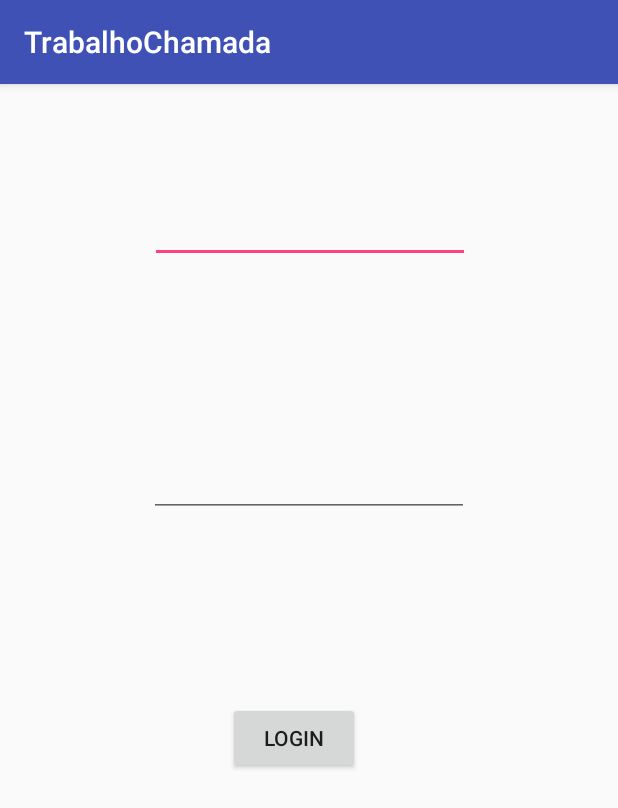
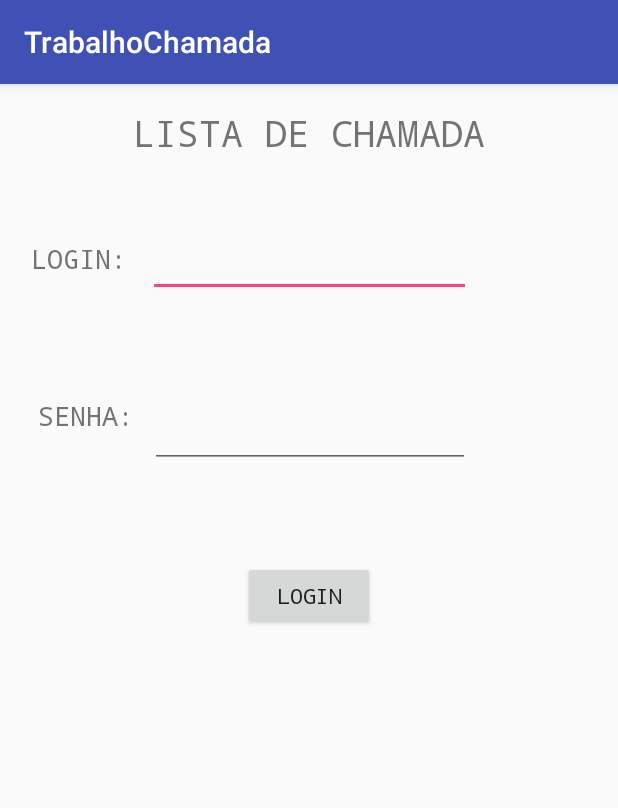
Before and after one commit to YuriLevi/TrabalhoChamada, an Android app: the screen it shows after launch (MainActivity), on a phone screen of 412 x 824 dp. Shown: the top 808 px of the screen. Run offline under Robolectric (Android 15) with nearby library versions, the phone set to English and light mode, and no system bars.

Commit message:
correção do insert e listview

```diff
--- a/app/src/main/java/com/example/trabalhochamada/MainActivity.kt
+++ b/app/src/main/java/com/example/trabalhochamada/MainActivity.kt
@@ -1,14 +1,13 @@
 package com.example.trabalhochamada
 
-import android.content.Intent
+
 import android.support.v7.app.AppCompatActivity
 import android.os.Bundle
 import android.util.Log
 import android.view.View
 import android.widget.Toast
 import kotlinx.android.synthetic.main.activity_main.*
-import java.text.SimpleDateFormat
-import java.util.*
+
 
 class MainActivity : AppCompatActivity() {
 
@@ -30,43 +29,28 @@ class MainActivity : AppCompatActivity() {
         super.onCreate(savedInstanceState)
         setContentView(R.layout.activity_main)
 
-
-        val today = Calendar.getInstance()
-        val dayLongName = today.getDisplayName(Calendar.DAY_OF_WEEK, Calendar.LONG, Locale.getDefault())
-
-        val day = today.get(Calendar.DAY_OF_WEEK)
-
-        if(5 == Calendar.DAY_OF_WEEK){
-
-            //Log.d("dia:", "hoje é: " + day)
-        }
-
-
-
-
     }
 
     fun fazerLogin(view: View){
 
         Log.d("TRABALHO", "entrou fazerlogin")
 
-        //verifica campo vazio
+
         if(login.text.toString().isBlank() || senha.text.toString().isBlank() )
             Toast.makeText(this,"Preencha os campos", Toast.LENGTH_LONG).show()
         else {
 
-            //criação de objeto do tipo Professor construido com os parametros recebidos dos campos
+
             val vProfessor = Professor(login.text.toString(), senha.text.toString())
 
-            // recupera um boolean da função "verificaLogin" que recebe o objeto Professor
+
             var validaUsuario = db.verificaLogin(vProfessor)
 
-            //Caso o login e senha esteja correto, mostra um toast e chama a nova tela
+
             if (validaUsuario.get("check") == true) {
 
                 Toast.makeText(this, "Sucesso", Toast.LENGTH_LONG).show()
 
-                //val novaTela = Intent(this, TurmaActivity::class.java)
 
                 val novaTela = TurmaActivity.newIntent(this,validaUsuario.get("id").toString() )
 
--- a/app/src/main/java/com/example/trabalhochamada/Turma.kt
+++ b/app/src/main/java/com/example/trabalhochamada/Turma.kt
@@ -1,6 +1,5 @@
 package com.example.trabalhochamada
 
-import java.util.*
 
 class Turma(var codigo: String,
             var hora: String,
--- a/app/src/main/res/layout/activity_list_view.xml
+++ b/app/src/main/res/layout/activity_list_view.xml
@@ -12,6 +12,7 @@
         android:layout_height="wrap_content"
         android:layout_marginBottom="8dp"
         android:layout_marginTop="8dp"
+        android:fontFamily="monospace"
         android:text="Turma: "
         android:textSize="24sp"
         app:layout_constraintBottom_toTopOf="@+id/lista_aluno"
--- a/app/src/main/res/layout/activity_main.xml
+++ b/app/src/main/res/layout/activity_main.xml
@@ -8,48 +8,90 @@
 
     <EditText
         android:id="@+id/login"
-        android:layout_width="wrap_content"
-        android:layout_height="wrap_content"
+        android:layout_width="215dp"
+        android:layout_height="39dp"
         android:layout_marginBottom="8dp"
-        android:layout_marginEnd="8dp"
-        android:layout_marginStart="8dp"
         android:layout_marginTop="8dp"
         android:ems="10"
         android:inputType="text"
+        android:textAlignment="center"
         app:layout_constraintBottom_toBottomOf="parent"
         app:layout_constraintEnd_toEndOf="parent"
-        app:layout_constraintHorizontal_bias="0.503"
+        app:layout_constraintHorizontal_bias="0.502"
         app:layout_constraintStart_toStartOf="parent"
         app:layout_constraintTop_toTopOf="parent"
-        app:layout_constraintVertical_bias="0.093" />
+        app:layout_constraintVertical_bias="0.133" />
 
     <Button
         android:id="@+id/botaoLogar"
         android:layout_width="wrap_content"
-        android:layout_height="wrap_content"
-        android:layout_marginBottom="308dp"
-        android:layout_marginEnd="8dp"
-        android:layout_marginStart="8dp"
+        android:layout_height="46dp"
+        android:fontFamily="monospace"
         android:onClick="fazerLogin"
         android:text="Login"
         app:layout_constraintBottom_toBottomOf="parent"
         app:layout_constraintEnd_toEndOf="parent"
-        app:layout_constraintHorizontal_bias="0.467"
-        app:layout_constraintStart_toStartOf="parent" />
+        app:layout_constraintStart_toStartOf="parent"
+        app:layout_constraintTop_toTopOf="parent"
+        app:layout_constraintVertical_bias="0.44" />
 
     <EditText
         android:id="@+id/senha"
         android:layout_width="wrap_content"
         android:layout_height="wrap_content"
         android:layout_marginBottom="8dp"
-        android:layout_marginEnd="8dp"
-        android:layout_marginStart="8dp"
         android:layout_marginTop="8dp"
         android:ems="10"
         android:inputType="textPassword"
-        app:layout_constraintBottom_toTopOf="@+id/botaoLogar"
+        android:textAlignment="center"
+        app:layout_constraintBottom_toBottomOf="parent"
+        app:layout_constraintEnd_toEndOf="parent"
+        app:layout_constraintHorizontal_bias="0.502"
+        app:layout_constraintStart_toStartOf="parent"
+        app:layout_constraintTop_toTopOf="parent"
+        app:layout_constraintVertical_bias="0.287" />
+
+    <TextView
+        android:id="@+id/textView4"
+        android:layout_width="wrap_content"
+        android:layout_height="wrap_content"
+        android:layout_marginBottom="8dp"
+        android:layout_marginTop="16dp"
+        android:fontFamily="monospace"
+        android:text="LISTA DE CHAMADA"
+        android:textSize="24sp"
+        app:layout_constraintBottom_toBottomOf="parent"
         app:layout_constraintEnd_toEndOf="parent"
         app:layout_constraintStart_toStartOf="parent"
-        app:layout_constraintTop_toBottomOf="@+id/login" />
+        app:layout_constraintTop_toTopOf="parent"
+        app:layout_constraintVertical_bias="0.0" />
+
+    <TextView
+        android:id="@+id/textView5"
+        android:layout_width="wrap_content"
+        android:layout_height="wrap_content"
+        android:fontFamily="monospace"
+        android:text="LOGIN:"
+        android:textSize="18sp"
+        app:layout_constraintBottom_toBottomOf="parent"
+        app:layout_constraintEnd_toStartOf="@+id/login"
+        app:layout_constraintHorizontal_bias="0.588"
+        app:layout_constraintStart_toStartOf="parent"
+        app:layout_constraintTop_toTopOf="parent"
+        app:layout_constraintVertical_bias="0.14" />
+
+    <TextView
+        android:id="@+id/textView6"
+        android:layout_width="wrap_content"
+        android:layout_height="wrap_content"
+        android:fontFamily="monospace"
+        android:text="SENHA:"
+        android:textSize="18sp"
+        app:layout_constraintBottom_toBottomOf="parent"
+        app:layout_constraintEnd_toStartOf="@+id/senha"
+        app:layout_constraintHorizontal_bias="0.695"
+        app:layout_constraintStart_toStartOf="parent"
+        app:layout_constraintTop_toTopOf="parent"
+        app:layout_constraintVertical_bias="0.281" />
 
 </android.support.constraint.ConstraintLayout>
--- a/app/src/main/res/layout/activity_turma.xml
+++ b/app/src/main/res/layout/activity_turma.xml
@@ -22,6 +22,7 @@
         android:layout_width="wrap_content"
         android:layout_height="wrap_content"
         android:layout_marginTop="8dp"
+        android:fontFamily="monospace"
         android:text="Turmas"
         android:textSize="24sp"
         app:layout_constraintBottom_toTopOf="@+id/lista_turma"
--- a/app/src/main/res/layout/list_item_aluno.xml
+++ b/app/src/main/res/layout/list_item_aluno.xml
@@ -30,6 +30,7 @@
             android:layout_height="wrap_content"
             android:layout_marginLeft="8dp"
             android:layout_marginRight="8dp"
+            android:fontFamily="monospace"
             android:textSize="18sp"
             tools:text="Matricula" />
 
@@ -42,6 +43,7 @@
             android:layout_marginRight="8dp"
             android:layout_marginTop="2dp"
             android:ellipsize="end"
+            android:fontFamily="monospace"
             android:maxLines="3"
             android:textSize="16sp"
             tools:text="Nome" />
--- a/app/src/main/res/layout/list_item_turma.xml
+++ b/app/src/main/res/layout/list_item_turma.xml
@@ -17,6 +17,7 @@
             android:layout_height="wrap_content"
             android:layout_marginLeft="8dp"
             android:layout_marginRight="8dp"
+            android:fontFamily="monospace"
             android:textSize="18sp"
             tools:text="Turma" />
 
@@ -30,6 +31,7 @@
             android:layout_marginRight="8dp"
             android:layout_marginTop="2dp"
             android:ellipsize="end"
+            android:fontFamily="monospace"
             android:maxLines="3"
             android:textSize="16sp"
             tools:text="dia" />
@@ -43,6 +45,7 @@
             android:layout_marginRight="8dp"
             android:layout_marginTop="2dp"
             android:ellipsize="end"
+            android:fontFamily="monospace"
             android:maxLines="3"
             android:textSize="16sp"
             tools:text="hora" />
@@ -56,6 +59,7 @@
             android:layout_marginRight="8dp"
             android:layout_marginTop="2dp"
             android:ellipsize="end"
+            android:fontFamily="monospace"
             android:maxLines="3"
             android:textSize="16sp"
             tools:text="sala" />
@@ -69,6 +73,7 @@
             android:layout_marginRight="8dp"
             android:layout_marginTop="2dp"
             android:ellipsize="end"
+            android:fontFamily="monospace"
             android:maxLines="3"
             android:textSize="16sp"
             tools:text="disciplina" />
```
Also changed, not shown: app/src/main/java/com/example/trabalhochamada/AlunoAdapter.kt (+5 -42 lines), app/src/main/java/com/example/trabalhochamada/BDManager.kt (+12 -17 lines), app/src/main/java/com/example/trabalhochamada/ListViewActivity.kt (+7 -26 lines), app/src/main/java/com/example/trabalhochamada/TurmaActivity.kt (+3 -7 lines), app/src/main/java/com/example/trabalhochamada/TurmaAdapter.kt (+6 -7 lines).
